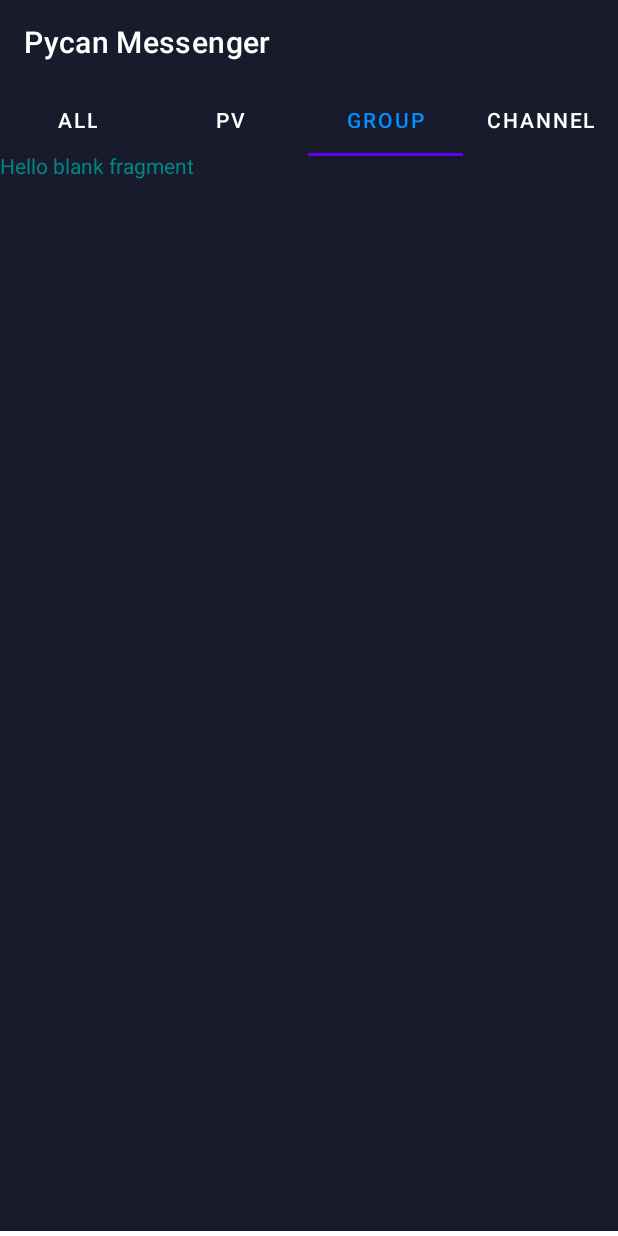
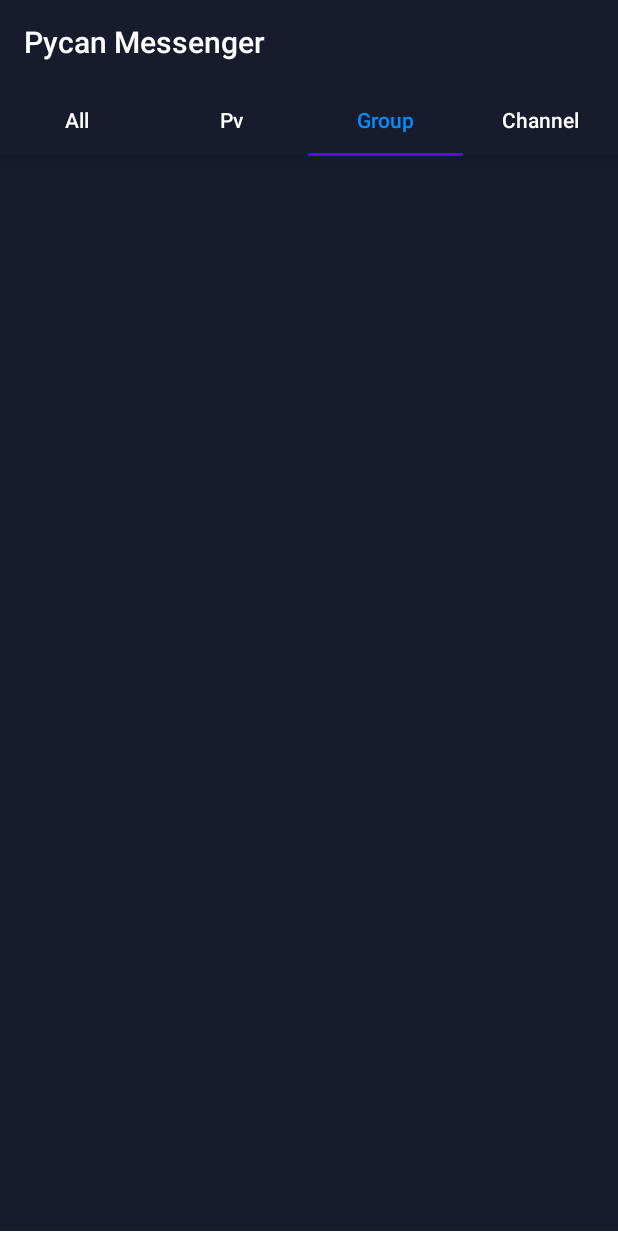
Before and after one commit to anrooid/PycanMessenger, an Android app: the screen it shows after launch (MainActivity), tab 3 chosen, on a phone screen of 412 x 824 dp. Run offline under Robolectric (Android 15) with nearby library versions, the phone set to English and light mode, and no system bars; libraries missing offline, so code that uses them is left out: com.parse; 9 statements that could not run were skipped.

Commit message:
chat front done

```diff
--- a/app/build.gradle
+++ b/app/build.gradle
@@ -34,8 +34,10 @@ dependencies {
     implementation 'com.google.android.material:material:1.2.1'
     implementation 'androidx.constraintlayout:constraintlayout:2.0.4'
     implementation 'androidx.legacy:legacy-support-v4:1.0.0'
-    testImplementation 'junit:junit:4.+'
+    testImplementation 'junit:junit:4.13.1'
     androidTestImplementation 'androidx.test.ext:junit:1.1.2'
     androidTestImplementation 'androidx.test.espresso:espresso-core:3.3.0'
     implementation "com.github.parse-community.Parse-SDK-Android:parse:1.25.0"
+    implementation 'androidx.recyclerview:recyclerview:1.1.0'
+
 }
--- a/app/src/main/AndroidManifest.xml
+++ b/app/src/main/AndroidManifest.xml
@@ -3,6 +3,7 @@
     package="com.example.pycanmessenger">
 
     <uses-permission android:name="android.permission.INTERNET" />
+    <uses-permission android:name="android.permission.ACCESS_NETWORK_STATE"/>
 
     <application
         android:name=".App"
--- a/app/src/main/java/com/example/pycanmessenger/AllChat.java
+++ b/app/src/main/java/com/example/pycanmessenger/AllChat.java
@@ -3,17 +3,57 @@ package com.example.pycanmessenger;
 import android.os.Bundle;
 
 import androidx.fragment.app.Fragment;
+import androidx.recyclerview.widget.LinearLayoutManager;
+import androidx.recyclerview.widget.RecyclerView;
 
 import android.view.LayoutInflater;
 import android.view.View;
 import android.view.ViewGroup;
 
+import com.parse.FindCallback;
+import com.parse.ParseException;
+import com.parse.ParseObject;
+import com.parse.ParseQuery;
+
+import java.util.ArrayList;
+import java.util.List;
+
 public class AllChat extends Fragment {
+    RecyclerView myRecycler;
+    List<Item> mItem = new ArrayList<>();
+    chatAdapter mAdapter;
 
+    public AllChat(){
+
+    }
     @Override
     public View onCreateView(LayoutInflater inflater, ViewGroup container,
                              Bundle savedInstanceState) {
         // Inflate the layout for this fragment
-        return inflater.inflate(R.layout.fragment_all_chat, container, false);
+        View view =  inflater.inflate(R.layout.fragment_all_chat, container, false);
+        myRecycler = view.findViewById(R.id.recycler_view);
+        mAdapter = new chatAdapter(mItem,getContext());
+        RecyclerView.LayoutManager mLayoutManager = new LinearLayoutManager(getContext());
+        myRecycler.setLayoutManager(mLayoutManager);
+        myRecycler.setAdapter(mAdapter);
+        ParseQuery<ParseObject> parseQuery = ParseQuery.getQuery("Chats");
+        parseQuery.findInBackground(new FindCallback<ParseObject>() {
+            @Override
+            public void done(List<ParseObject> objects, ParseException e) {
+
+            }
+        });
+        setData();
+
+
+        return view;
+
+    }
+    private void setData(){
+        mItem.add(new Item(R.drawable.cat, "mahdi","berim dasht" , "12:02"));
+        mItem.add(new Item(R.drawable.ic_launcher_background, "hfd","jgffdfhh dasht" , "06:02"));
+        mItem.add(new Item(R.drawable.mahdi, "recd","hgnngg dasht" , "14:02"));
+
+        mAdapter.notifyDataSetChanged();
     }
 }
--- a/app/src/main/java/com/example/pycanmessenger/ChannelChat.java
+++ b/app/src/main/java/com/example/pycanmessenger/ChannelChat.java
@@ -10,6 +10,9 @@ import android.view.ViewGroup;
 
 public class ChannelChat extends Fragment {
 
+    public ChannelChat(){
+
+    }
 
 
     @Override
--- a/app/src/main/java/com/example/pycanmessenger/MainActivity.java
+++ b/app/src/main/java/com/example/pycanmessenger/MainActivity.java
@@ -9,6 +9,9 @@ import android.os.Bundle;
 import com.google.android.material.tabs.TabLayout;
 
 public class MainActivity extends AppCompatActivity {
+    public enum ChatKind{
+        PV , GROUP , CHANNEL
+    }
     Toolbar toolbar;
     ViewPager viewPager ;
     TabLayout tabLayout;
--- a/app/src/main/java/com/example/pycanmessenger/PvChat.java
+++ b/app/src/main/java/com/example/pycanmessenger/PvChat.java
@@ -10,6 +10,10 @@ import android.view.ViewGroup;
 
 public class PvChat extends Fragment {
 
+    public PvChat(){
+
+    }
+
     @Override
     public View onCreateView(LayoutInflater inflater, ViewGroup container,
                              Bundle savedInstanceState) {
--- a/app/src/main/res/layout/activity_main.xml
+++ b/app/src/main/res/layout/activity_main.xml
@@ -19,7 +19,8 @@
             android:layout_width="match_parent"
             android:layout_height="wrap_content"
             android:background="@color/blackP"
-            app:titleTextColor="@color/white" />
+            app:titleTextColor="@color/white"
+            app:titleTextAppearance="@style/tool"/>
 
         <com.google.android.material.tabs.TabLayout
             android:id="@+id/tabLayout"
@@ -27,7 +28,8 @@
             android:layout_height="wrap_content"
             android:background="@color/blackP"
             app:tabSelectedTextColor="@color/blueP"
-            app:tabTextColor="#FFFFFF" />
+            app:tabTextColor="#FFFFFF"
+            app:tabTextAppearance="@style/tab"/>
 
 
     </com.google.android.material.appbar.AppBarLayout>
--- a/app/src/main/res/layout/fragment_group_chat.xml
+++ b/app/src/main/res/layout/fragment_group_chat.xml
@@ -1,15 +1,7 @@
 <?xml version="1.0" encoding="utf-8"?>
-<FrameLayout xmlns:android="http://schemas.android.com/apk/res/android"
+<androidx.constraintlayout.widget.ConstraintLayout xmlns:android="http://schemas.android.com/apk/res/android"
+    xmlns:app="http://schemas.android.com/apk/res-auto"
     xmlns:tools="http://schemas.android.com/tools"
     android:layout_width="match_parent"
     android:layout_height="match_parent"
-    tools:context=".GroupChat">
-
-    <!-- TODO: Update blank fragment layout -->
-    <TextView
-        android:layout_width="match_parent"
-        android:layout_height="match_parent"
-        android:text="@string/hello_blank_fragment"
-        android:textColor="@color/teal_700" />
-
-</FrameLayout>
+    tools:context=".GroupChat"/>
--- a/app/src/main/res/values/themes.xml
+++ b/app/src/main/res/values/themes.xml
@@ -13,4 +13,10 @@
         <item name="android:statusBarColor" tools:targetApi="l">?attr/colorPrimaryVariant</item>
         <!-- Customize your theme here. -->
     </style>
+    <style name="tool" parent="@style/Base.TextAppearance.AppCompat.Title">
+        <item name="android:textSize">20sp</item>
+    </style>
+    <style name="tab" parent="TextAppearance.AppCompat.Widget.ActionBar.Title.Inverse">
+        <item name="android:textSize">14sp</item>
+    </style>
 </resources>
```
Also changed, not shown: app/src/main/java/com/example/pycanmessenger/GroupChat.java (+6 -1 lines), app/src/main/res/drawable/ic_icon.xml (added, +9 -0 lines), app/src/main/res/layout/fragment_all_chat.xml (+4 -7 lines).
